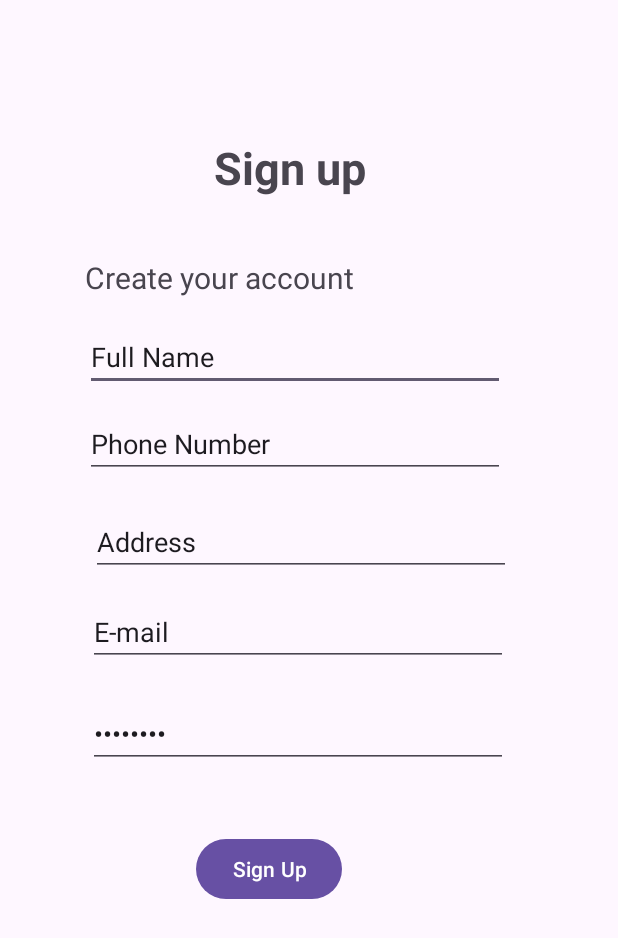
After one commit to BinjuRai/petshop, an Android app: the SignupActivity screen opened directly, with no data from a screen before it, on a phone screen of 412 x 824 dp. The commit adds this screen. Shown: the top 938 px of the screen. Run offline under Robolectric (Android 15) with nearby library versions, the phone set to English and light mode, and no system bars.

Commit message:
signup xml

```diff
--- a/app/src/main/AndroidManifest.xml
+++ b/app/src/main/AndroidManifest.xml
@@ -13,6 +13,9 @@
         android:theme="@style/Theme.MobileApplication"
         tools:targetApi="31">
         <activity
+            android:name=".SignupActivity"
+            android:exported="false" />
+        <activity
             android:name=".MainActivity"
             android:exported="true">
             <intent-filter>
--- /dev/null
+++ b/app/src/main/java/com/example/mobileapplication/SignupActivity.kt
@@ -0,0 +1,20 @@
+package com.example.mobileapplication
+
+import android.os.Bundle
+import androidx.activity.enableEdgeToEdge
+import androidx.appcompat.app.AppCompatActivity
+import androidx.core.view.ViewCompat
+import androidx.core.view.WindowInsetsCompat
+
+class SignupActivity : AppCompatActivity() {
+    override fun onCreate(savedInstanceState: Bundle?) {
+        super.onCreate(savedInstanceState)
+        enableEdgeToEdge()
+        setContentView(R.layout.activity_signup)
+        ViewCompat.setOnApplyWindowInsetsListener(findViewById(R.id.main)) { v, insets ->
+            val systemBars = insets.getInsets(WindowInsetsCompat.Type.systemBars())
+            v.setPadding(systemBars.left, systemBars.top, systemBars.right, systemBars.bottom)
+            insets
+        }
+    }
+}
--- /dev/null
+++ b/app/src/main/res/layout/activity_signup.xml
@@ -0,0 +1,118 @@
+<?xml version="1.0" encoding="utf-8"?>
+<androidx.constraintlayout.widget.ConstraintLayout xmlns:android="http://schemas.android.com/apk/res/android"
+    xmlns:app="http://schemas.android.com/apk/res-auto"
+    xmlns:tools="http://schemas.android.com/tools"
+    android:id="@+id/main"
+    android:layout_width="match_parent"
+    android:layout_height="match_parent"
+    tools:context=".SignupActivity">
+
+    <TextView
+        android:id="@+id/signuptext"
+        android:layout_width="wrap_content"
+        android:layout_height="wrap_content"
+        android:layout_marginStart="142dp"
+        android:layout_marginTop="91dp"
+        android:layout_marginEnd="167dp"
+        android:text="Sign up"
+        android:textSize="30sp"
+        android:textStyle="bold"
+        app:layout_constraintEnd_toEndOf="parent"
+        app:layout_constraintStart_toStartOf="parent"
+        app:layout_constraintTop_toTopOf="parent" />
+
+    <TextView
+        android:id="@+id/textview"
+        android:layout_width="wrap_content"
+        android:layout_height="wrap_content"
+        android:layout_marginStart="56dp"
+        android:layout_marginTop="39dp"
+        android:layout_marginEnd="175dp"
+        android:text="Create your account"
+        android:textSize="20sp"
+        app:layout_constraintEnd_toEndOf="parent"
+        app:layout_constraintStart_toStartOf="parent"
+        app:layout_constraintTop_toBottomOf="@+id/signuptext" />
+
+    <EditText
+        android:id="@+id/editTextName"
+        android:layout_width="280dp"
+        android:layout_height="40dp"
+        android:layout_marginStart="56dp"
+        android:layout_marginTop="22dp"
+        android:layout_marginEnd="75dp"
+        android:ems="10"
+        android:inputType="text"
+        android:text="Full Name"
+        app:layout_constraintEnd_toEndOf="parent"
+        app:layout_constraintStart_toStartOf="parent"
+        app:layout_constraintTop_toBottomOf="@+id/textview" />
+
+    <EditText
+        android:id="@+id/editTextText2"
+        android:layout_width="280dp"
+        android:layout_height="40dp"
+        android:layout_marginStart="60dp"
+        android:layout_marginTop="25dp"
+        android:layout_marginEnd="71dp"
+        android:ems="10"
+        android:inputType="text"
+        android:text="Address"
+        app:layout_constraintEnd_toEndOf="parent"
+        app:layout_constraintStart_toStartOf="parent"
+        app:layout_constraintTop_toBottomOf="@+id/editTextPhone" />
+
+    <EditText
+        android:id="@+id/editTextPhone"
+        android:layout_width="280dp"
+        android:layout_height="40dp"
+        android:layout_marginStart="56dp"
+        android:layout_marginTop="18dp"
+        android:layout_marginEnd="75dp"
+        android:ems="10"
+        android:inputType="phone"
+        android:text="Phone Number"
+        app:layout_constraintEnd_toEndOf="parent"
+        app:layout_constraintStart_toStartOf="parent"
+        app:layout_constraintTop_toBottomOf="@+id/editTextName" />
+
+    <EditText
+        android:id="@+id/editTextTextEmailAddress"
+        android:layout_width="280dp"
+        android:layout_height="40dp"
+        android:layout_marginStart="58dp"
+        android:layout_marginTop="20dp"
+        android:layout_marginEnd="73dp"
+        android:ems="10"
+        android:inputType="textEmailAddress"
+        android:text="E-mail"
+        app:layout_constraintEnd_toEndOf="parent"
+        app:layout_constraintStart_toStartOf="parent"
+        app:layout_constraintTop_toBottomOf="@+id/editTextText2" />
+
+    <EditText
+        android:id="@+id/editTextTextPassword"
+        android:layout_width="280dp"
+        android:layout_height="40dp"
+        android:layout_marginStart="58dp"
+        android:layout_marginTop="28dp"
+        android:layout_marginEnd="73dp"
+        android:ems="10"
+        android:inputType="textPassword"
+        android:text="Password"
+        app:layout_constraintEnd_toEndOf="parent"
+        app:layout_constraintStart_toStartOf="parent"
+        app:layout_constraintTop_toBottomOf="@+id/editTextTextEmailAddress" />
+
+    <Button
+        android:id="@+id/Signupbtn"
+        android:layout_width="wrap_content"
+        android:layout_height="wrap_content"
+        android:layout_marginStart="130dp"
+        android:layout_marginTop="43dp"
+        android:layout_marginEnd="184dp"
+        android:text="Sign Up"
+        app:layout_constraintEnd_toEndOf="parent"
+        app:layout_constraintStart_toStartOf="parent"
+        app:layout_constraintTop_toBottomOf="@+id/editTextTextPassword" />
+</androidx.constraintlayout.widget.ConstraintLayout>
--- a/app/src/main/res/values/colors.xml
+++ b/app/src/main/res/values/colors.xml
@@ -2,4 +2,9 @@
 <resources>
     <color name="black">#FF000000</color>
     <color name="white">#FFFFFFFF</color>
+    <color name="Green">#61838D</color>
+    <color name="Lightgreen">#BEDCDA</color>
+    <color name="LightBlue">#A2ADC3</color>
+    <color name="Lavender">#E6E5ED</color>
+    <color name="LightLavender">#F9F8FE</color>
 </resources>
```
Also changed, not shown: app/src/main/res/layout/activity_main.xml (+60 -5 lines).
